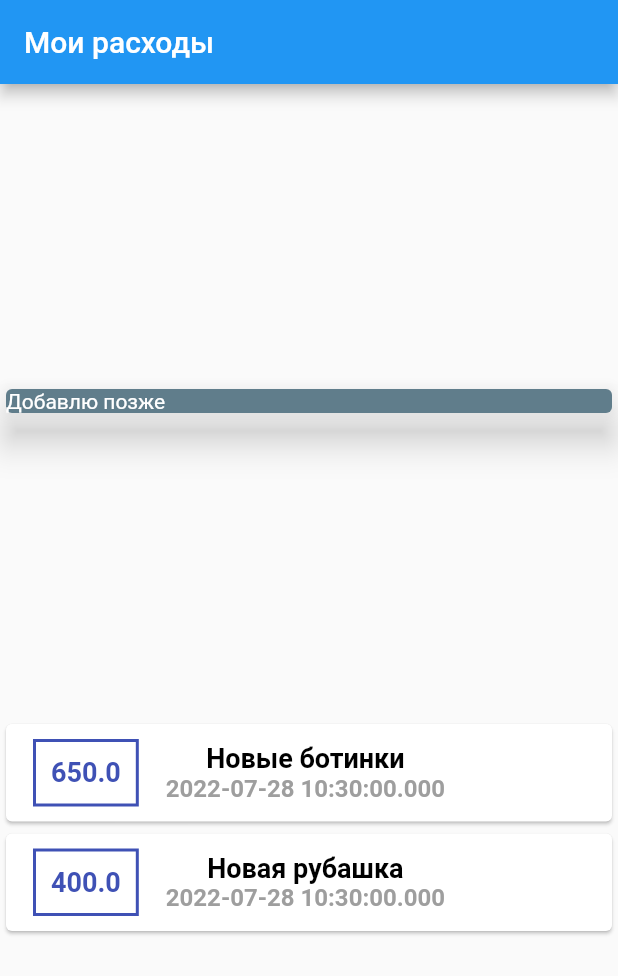
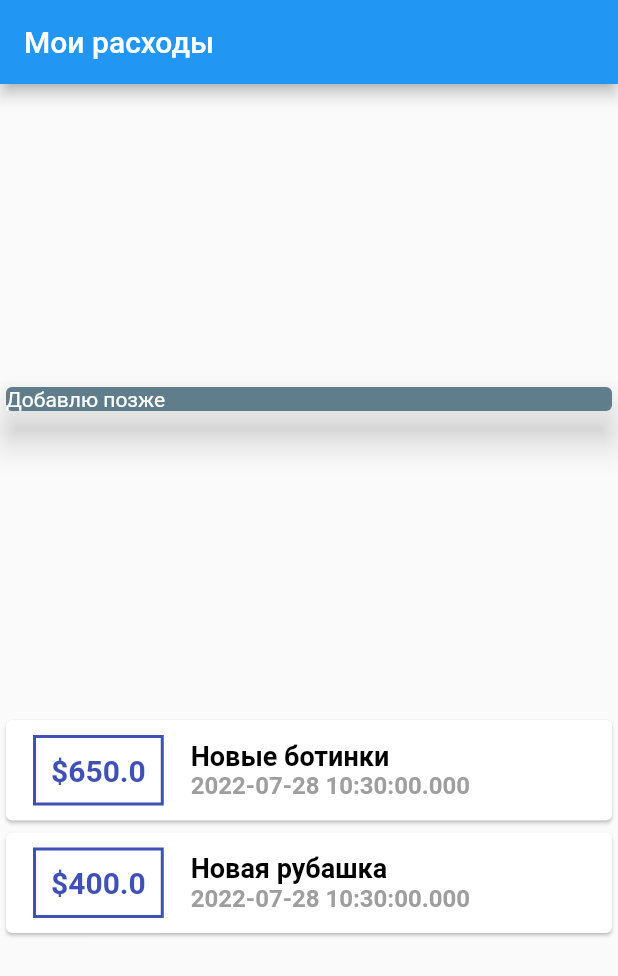
Before and after one commit to VladKodletov/my_expenses, a Flutter app: the screen it shows after launch, on a phone screen of 412 x 824 dp. Shown: the top 976 px of the screen. Run offline on Flutter 3.47's test engine with Material 2 defaults, Android fonts, the phone set to English and light mode, and no system bars.

Commit message:
add intl

```diff
--- a/lib/main.dart
+++ b/lib/main.dart
@@ -1,5 +1,6 @@
 import 'package:flutter/material.dart';
 import 'transaction.dart';
+import 'package:intl/intl.dart';
 
 void main() {
   runApp(const MyApp());
@@ -78,14 +79,14 @@ class MyHomePage extends StatelessWidget {
                         child: Text(
                           style: TextStyle(
                             fontWeight: FontWeight.bold,
-                            fontSize: 18,
+                            fontSize: 20,
                             color: Colors.indigo,
                           ),
-                          tx.amount.toString(),
+                          '\$${tx.amount}',
                         ),
                       ),
                       Column(
-                        mainAxisAlignment: MainAxisAlignment.start,
+                        crossAxisAlignment: CrossAxisAlignment.start,
                         children: <Widget>[
                           Text(
                             tx.name,
--- a/pubspec.yaml
+++ b/pubspec.yaml
@@ -34,6 +34,7 @@ dependencies:
   # The following adds the Cupertino Icons font to your application.
   # Use with the CupertinoIcons class for iOS style icons.
   cupertino_icons: ^1.0.2
+  intl: ^0.17.0
 
 dev_dependencies:
   flutter_test:
```
Also changed, not shown: pubspec.lock.
